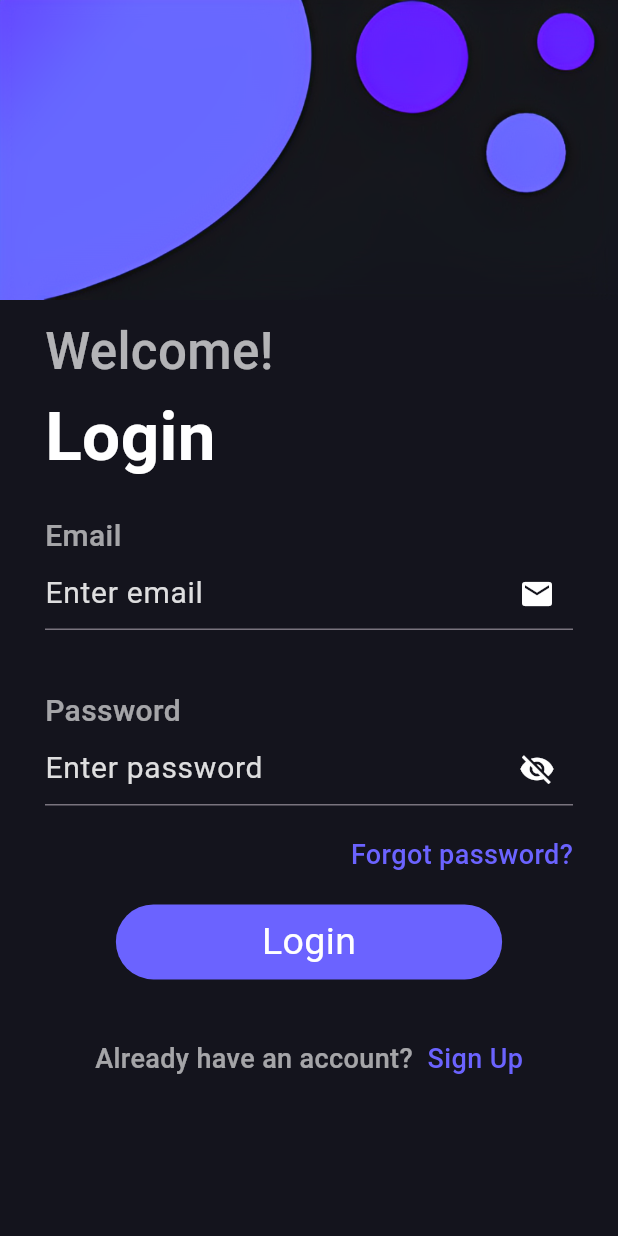
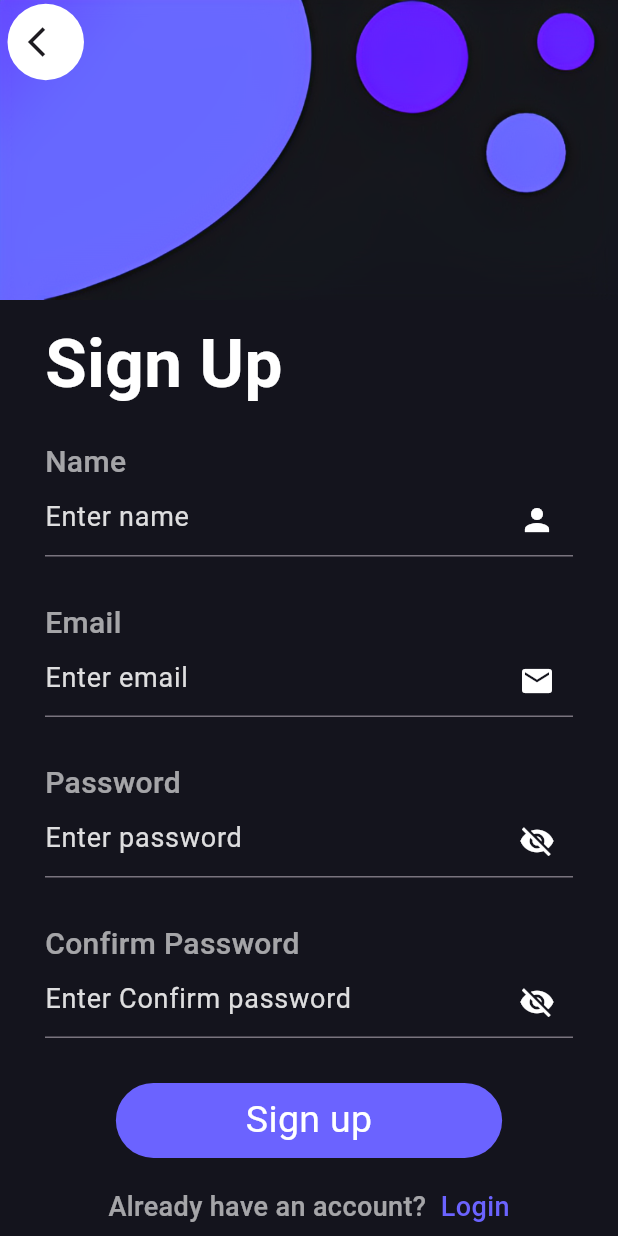
Before and after one commit to ganeshchay2021/Movie-Booking-App, a Flutter app: the screen it shows after launch, after a tap on "Sign Up", on a phone screen of 412 x 824 dp. Run offline on Flutter 3.47's test engine with Material 3 defaults, Android fonts, the phone set to English and light mode, and no system bars; our stand-ins replace carousel_slider, cloud_firestore, curved_navigation_bar, dartz, firebase_auth, firebase_core and 1 more; accounts and stored records are empty.

Commit message:
Login and sign up screen added

```diff
--- /dev/null
+++ b/lib/data/database/database_method.dart
@@ -0,0 +1,10 @@
+import 'package:cloud_firestore/cloud_firestore.dart';
+
+class DatabaseMethod {
+  Future addUserDetails(Map<String, dynamic> userInfoMap, String id) async {
+    return await FirebaseFirestore.instance
+        .collection("users")
+        .doc(id)
+        .set(userInfoMap);
+  }
+}
--- /dev/null
+++ b/lib/data/repository/auth_repository.dart
@@ -0,0 +1,33 @@
+import 'package:dartz/dartz.dart';
+import 'package:firebase_auth/firebase_auth.dart';
+import 'package:movie_booking_app/data/database/database_method.dart';
+import 'package:random_string/random_string.dart';
+
+class AuthRepository {
+  Future<Either<String, String>> register(
+      {required String email,
+      required String password,
+      required String name}) async {
+    try {
+      final UserCredential _ = await FirebaseAuth.instance
+          .createUserWithEmailAndPassword(email: email, password: password);
+      String id = randomAlphaNumeric(10);
+      Map<String, dynamic> userInfoMap = {
+        "id": id,
+        "name": name,
+        "email": email,
+        "password": password
+      };
+      await DatabaseMethod().addUserDetails(userInfoMap, id);
+      return const Left("User Registerd Successfully");
+    } on FirebaseException catch (e) {
+      if (e.code == 'weak-password') {
+        return const Right("Password provided is weak");
+      } else if (e.code == 'email-already-in-use') {
+        return const Right("Email is already exist");
+      } else {
+        return Right(e.toString());
+      }
+    }
+  }
+}
--- a/lib/domain/constant/ui_helper.dart
+++ b/lib/domain/constant/ui_helper.dart
@@ -1,7 +1,4 @@
-import 'package:flutter/cupertino.dart';
-import 'package:flutter/foundation.dart';
 import 'package:flutter/material.dart';
-import 'package:flutter/widgets.dart';
 
 class UiHelper {
   static customText({
@@ -59,11 +56,12 @@ class UiHelper {
       TextInputType? textInputType,
       bool obscureText = false}) {
     return TextField(
-      style: const TextStyle(color: Colors.white, fontSize: 20),
+      style: const TextStyle(color: Colors.white, fontSize: 18),
       controller: controller,
       obscureText: obscureText,
       decoration: InputDecoration(
         hintText: hintText,
+        // errorText: "Textfield is Empty",
         suffixIcon: IconButton(
           onPressed: onTap,
           icon: Icon(
@@ -79,7 +77,9 @@ class UiHelper {
   }
 
   static customButton(
-      {required BuildContext context, required VoidCallback onTap, required String btnText}) {
+      {required BuildContext context,
+      required VoidCallback onTap,
+      required String btnText}) {
     return Row(
       mainAxisAlignment: MainAxisAlignment.center,
       children: [
@@ -94,7 +94,7 @@ class UiHelper {
               color: const Color(0xff6b63ff),
               borderRadius: BorderRadius.circular(25),
             ),
-            child:  Text(
+            child: Text(
               btnText,
               style: const TextStyle(color: Colors.white, fontSize: 25),
             ),
--- a/lib/main.dart
+++ b/lib/main.dart
@@ -1,9 +1,11 @@
+import 'package:firebase_core/firebase_core.dart';
 import 'package:flutter/material.dart';
 import 'package:movie_booking_app/pages/login/login_screen.dart';
 
-import 'package:movie_booking_app/pages/movie%20details/movie_details_screen.dart';
 
-void main() {
+void main() async{
+  WidgetsFlutterBinding.ensureInitialized();
+  await Firebase.initializeApp();
   runApp(const MyApp());
 }
 
--- a/lib/pages/login/login_screen.dart
+++ b/lib/pages/login/login_screen.dart
@@ -1,8 +1,8 @@
-import 'dart:ffi';
-
+import 'package:flutter/cupertino.dart';
 import 'package:flutter/material.dart';
 import 'package:movie_booking_app/domain/constant/assets.dart';
 import 'package:movie_booking_app/domain/constant/ui_helper.dart';
+import 'package:movie_booking_app/pages/signup/sign_up_screen.dart';
 
 class LoginScreen extends StatefulWidget {
   const LoginScreen({super.key});
@@ -21,7 +21,8 @@ class _LoginScreenState extends State<LoginScreen> {
   Widget build(BuildContext context) {
     return Scaffold(
       backgroundColor: const Color(0xff14141d),
-      body: Column(
+      body: SingleChildScrollView(
+        child: Column(
           crossAxisAlignment: CrossAxisAlignment.start,
           children: [
             UiHelper.assetImage(image: Assets.signin),
@@ -112,7 +113,7 @@ class _LoginScreenState extends State<LoginScreen> {
                     mainAxisAlignment: MainAxisAlignment.center,
                     children: [
                       UiHelper.customText(
-                      text: "Already have an account? ",
+                        text: "Create an account? ",
                         fontWeight: FontWeight.w500,
                         fontsize: 18,
                         color: const Color.fromRGBO(255, 255, 255, 0.616),
@@ -121,7 +122,14 @@ class _LoginScreenState extends State<LoginScreen> {
                         width: 5,
                       ),
                       InkWell(
-                      onTap: () {},
+                        onTap: () {
+                          Navigator.push(
+                            context,
+                            CupertinoPageRoute(
+                              builder: (context) => const SignUpScreen(),
+                            ),
+                          );
+                        },
                         borderRadius: BorderRadius.circular(5),
                         child: UiHelper.customText(
                           text: "Sign Up",
@@ -137,6 +145,7 @@ class _LoginScreenState extends State<LoginScreen> {
             ),
           ],
         ),
+      ),
     );
   }
 }
--- /dev/null
+++ b/lib/pages/signup/sign_up_screen.dart
@@ -0,0 +1,174 @@
+import 'package:flutter/material.dart';
+import 'package:movie_booking_app/domain/constant/assets.dart';
+import 'package:movie_booking_app/domain/constant/ui_helper.dart';
+
+class SignUpScreen extends StatefulWidget {
+  const SignUpScreen({super.key});
+
+  @override
+  State<SignUpScreen> createState() => _SignUpScreenState();
+}
+
+class _SignUpScreenState extends State<SignUpScreen> {
+  TextEditingController emailController = TextEditingController();
+  TextEditingController passwordController = TextEditingController();
+
+  bool showPassword = true;
+  bool showConfirmPassword = true;
+
+  @override
+  Widget build(BuildContext context) {
+    return Scaffold(
+      appBar: AppBar(
+        backgroundColor: Colors.transparent,
+        elevation: 0,
+        leading: Padding(
+          padding: const EdgeInsets.only(left: 5),
+          child: UiHelper.customBackButton(
+            onPressed: () {
+              Navigator.pop(context);
+            },
+          ),
+        ),
+      ),
+      extendBodyBehindAppBar: true,
+      backgroundColor: const Color(0xff14141d),
+      body: SingleChildScrollView(
+        child: Column(
+          crossAxisAlignment: CrossAxisAlignment.start,
+          children: [
+            UiHelper.assetImage(image: Assets.signin),
+            const SizedBox(
+              height: 10,
+            ),
+            Form(
+              child: Padding(
+                padding: const EdgeInsets.only(left: 30, right: 30),
+                child: Column(
+                  crossAxisAlignment: CrossAxisAlignment.start,
+                  children: [
+                    UiHelper.customText(
+                      text: "Sign Up",
+                      color: Colors.white,
+                      fontsize: 45.0,
+                      fontWeight: FontWeight.bold,
+                    ),
+                    const SizedBox(
+                      height: 20,
+                    ),
+                    UiHelper.customText(
+                      text: "Name",
+                      color: const Color.fromRGBO(255, 255, 255, 0.616),
+                      fontsize: 20,
+                      fontWeight: FontWeight.w500,
+                    ),
+                    UiHelper.customTextfield(
+                      hintText: "Enter name",
+                      controller: emailController,
+                      icon: Icons.person,
+                    ),
+                    const SizedBox(
+                      height: 30,
+                    ),
+                    UiHelper.customText(
+                      text: "Email",
+                      color: const Color.fromRGBO(255, 255, 255, 0.616),
+                      fontsize: 20,
+                      fontWeight: FontWeight.w500,
+                    ),
+                    UiHelper.customTextfield(
+                      hintText: "Enter email",
+                      controller: emailController,
+                      icon: Icons.email,
+                    ),
+                    const SizedBox(
+                      height: 30,
+                    ),
+                    UiHelper.customText(
+                      text: "Password",
+                      color: const Color.fromRGBO(255, 255, 255, 0.616),
+                      fontsize: 20,
+                      fontWeight: FontWeight.w500,
+                    ),
+                    UiHelper.customTextfield(
+                      onTap: () {
+                        setState(() {
+                          showPassword = !showPassword;
+                        });
+                      },
+                      hintText: "Enter password",
+                      controller: passwordController,
+                      icon: showPassword
+                          ? Icons.visibility_off
+                          : Icons.visibility,
+                      obscureText: showPassword,
+                    ),
+                    const SizedBox(
+                      height: 30,
+                    ),
+                    UiHelper.customText(
+                      text: "Confirm Password",
+                      color: const Color.fromRGBO(255, 255, 255, 0.616),
+                      fontsize: 20,
+                      fontWeight: FontWeight.w500,
+                    ),
+                    UiHelper.customTextfield(
+                      onTap: () {
+                        setState(() {
+                          showConfirmPassword = !showConfirmPassword;
+                        });
+                      },
+                      hintText: "Enter Confirm password",
+                      controller: passwordController,
+                      icon: showConfirmPassword
+                          ? Icons.visibility_off
+                          : Icons.visibility,
+                      obscureText: showConfirmPassword,
+                    ),
+                    const SizedBox(
+                      height: 30,
+                    ),
+                    UiHelper.customButton(
+                      context: context,
+                      onTap: () {},
+                      btnText: "Sign up",
+                    ),
+                    const SizedBox(
+                      height: 20,
+                    ),
+                    Row(
+                      mainAxisAlignment: MainAxisAlignment.center,
+                      children: [
+                        UiHelper.customText(
+                          text: "Already have an account? ",
+                          fontWeight: FontWeight.w500,
+                          fontsize: 18,
+                          color: const Color.fromRGBO(255, 255, 255, 0.616),
+                        ),
+                        const SizedBox(
+                          width: 5,
+                        ),
+                        InkWell(
+                          onTap: () {
+                            Navigator.pop(context);
+                          },
+                          borderRadius: BorderRadius.circular(5),
+                          child: UiHelper.customText(
+                            text: "Login",
+                            color: const Color(0xff6b63ff),
+                            fontsize: 18,
+                            fontWeight: FontWeight.w500,
+                          ),
+                        )
+                      ],
+                    )
+                  ],
+                ),
+              ),
+            ),
+          ],
+        ),
+      ),
+    );
+  }
+}
--- a/pubspec.yaml
+++ b/pubspec.yaml
@@ -38,6 +38,11 @@ dependencies:
   carousel_slider: ^5.0.0
   curved_navigation_bar: ^1.0.6
   intl: ^0.20.2
+  firebase_auth:
+  cloud_firestore:
+  random_string:
+  firebase_core:
+  dartz:
 
 dev_dependencies:
   flutter_test:
```
Also changed, not shown: pubspec.lock, 6 other files. Lines whose indentation alone changed are shown as unchanged.
